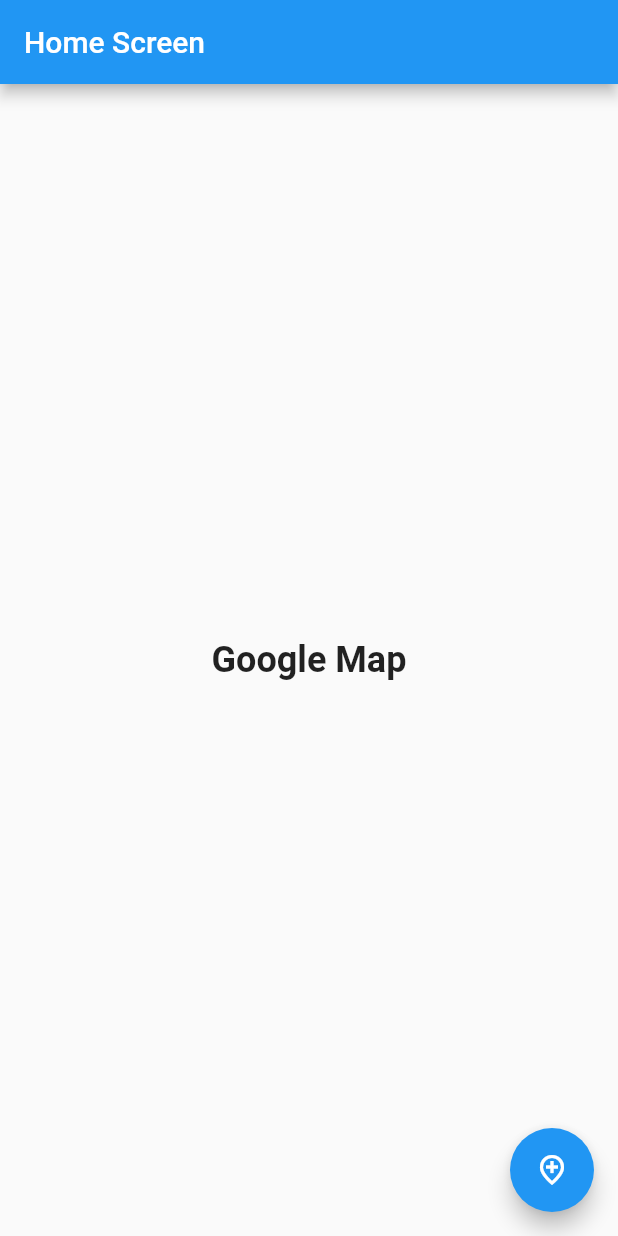
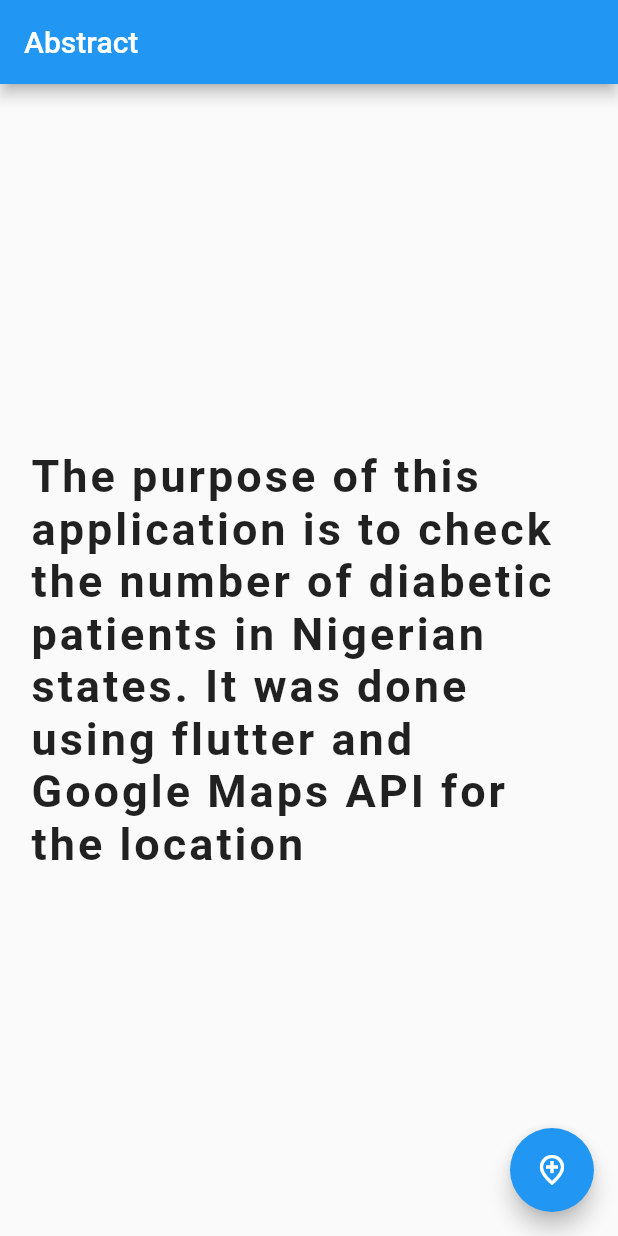
Before and after one commit to Dapo-dan/diabetes_locator, a Flutter app: the screen it shows after launch, on a phone screen of 412 x 824 dp. Run offline on Flutter 3.47's test engine with Material 2 defaults, Android fonts, the phone set to English and light mode, and no system bars; our stand-ins replace google_maps_flutter.

```diff
--- a/lib/main.dart
+++ b/lib/main.dart
@@ -29,20 +29,19 @@ class HomePage extends StatelessWidget {
   Widget build(BuildContext context) {
     return Scaffold(
       appBar: AppBar(
-        title: const Text('Home Screen'),
+        title: const Text('Abstract'),
       ),
       body: Center(
-        child: Column(
-          mainAxisAlignment: MainAxisAlignment.center,
-          children: const <Widget>[
-            Text(
-              'Google Map',
+        child: Container(
+          padding: EdgeInsets.fromLTRB(20,20,20,20),
+          child: const Text(
+              'The purpose of this application is to check the number of diabetic patients in Nigerian states. It was done using flutter and Google Maps API for the location',
               style: TextStyle(
-                  fontSize: 24,
+                letterSpacing: 2.0,
+                  fontSize: 30,
                   fontWeight: FontWeight.bold
               ),
             ),
-          ],
         ),
       ),
       floatingActionButton: FloatingActionButton(
--- a/lib/screen/google_map_screen.dart
+++ b/lib/screen/google_map_screen.dart
@@ -316,7 +316,7 @@ class _GoogleMapScreenState extends State<GoogleMapScreen> {
         markers: _markers,
         initialCameraPosition: CameraPosition(
         target: LatLng(7.519585,4.521158),
-        zoom:  8,
+        zoom:  6,
       ))
     );
   }
```
Also changed, not shown: pubspec.yaml (+7 -6 lines), pubspec.lock.
